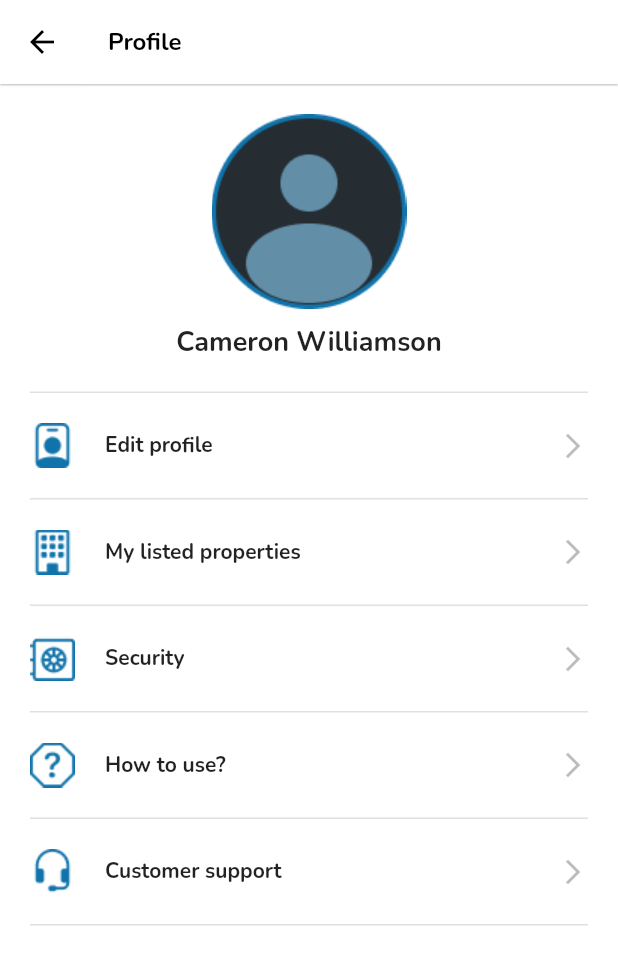
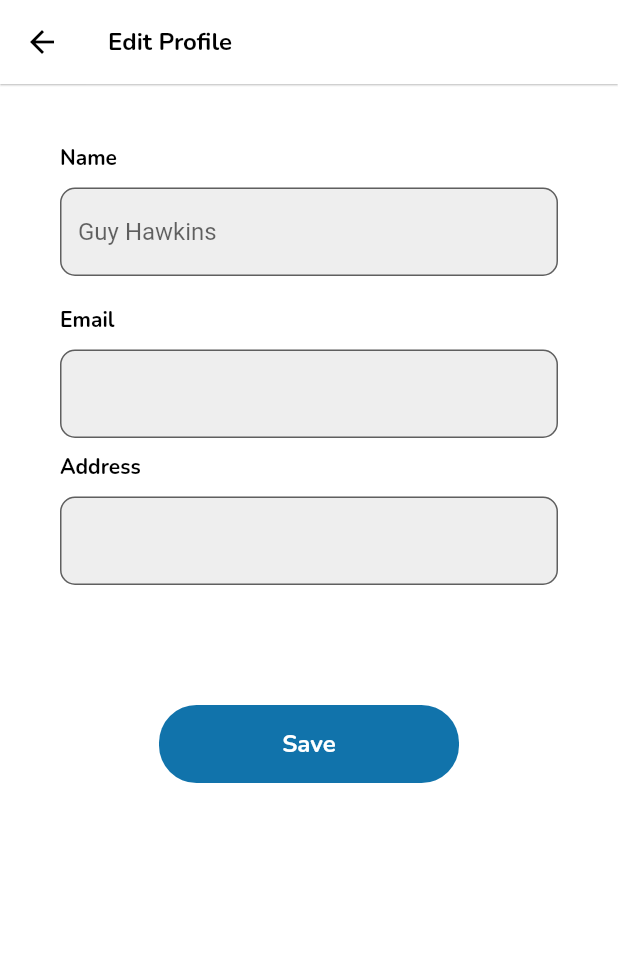
Before and after one commit to akpanphilip/pinearth, a Flutter app: the ProfileScreen screen opened directly, after a tap on "Edit profile", on a phone screen of 412 x 824 dp. Shown: the top 965 px of the screen. Run offline on Flutter 3.47's test engine with Material 2 defaults, Android fonts, the light colour scheme and no system bars; our stand-ins replace animated_bottom_navigation_bar, flutter_svg, get, google_fonts, iconly, page_transition and 1 more.

Commit message:
added edit  profile screen

```diff
--- /dev/null
+++ b/pinearth/lib/screens/edit_profile_screen.dart
@@ -0,0 +1,85 @@
+// ignore_for_file: prefer_const_constructors, prefer_const_literals_to_create_immutables
+
+import 'package:flutter/material.dart';
+import 'package:google_fonts/google_fonts.dart';
+
+import '../custom_widgets/custom_widgets.dart';
+import 'profile_screen.dart';
+
+class EditProfile extends StatefulWidget {
+  const EditProfile({super.key});
+
+  @override
+  State<EditProfile> createState() => _EditProfileState();
+}
+
+class _EditProfileState extends State<EditProfile> {
+  @override
+  Widget build(BuildContext context) {
+    return Scaffold(
+      backgroundColor: Colors.white,
+      appBar: AppBar(
+        backgroundColor: Colors.white,
+        iconTheme: IconThemeData(
+          color: Colors.black, // Set the desired color here
+        ),
+        title: AppbarTitle(
+          text: 'Edit Profile',
+        ),
+        centerTitle: false,
+        elevation: 0.5,
+      ),
+      body: SafeArea(
+          child: SingleChildScrollView(
+        child: Padding(
+          padding: const EdgeInsets.symmetric(horizontal: 40, vertical: 40),
+          child: Column(
+            crossAxisAlignment: CrossAxisAlignment.start,
+            children: [
+              LabelTitle(text: 'Name'),
+              SizedBox(height: 10),
+              CustomTextField(obscureText: false, hintText: 'Guy Hawkins'),
+              SizedBox(height: 20),
+              LabelTitle(text: 'Email'),
+              SizedBox(height: 10),
+              CustomTextField(obscureText: false, hintText: ''),
+              SizedBox(height: 10),
+              LabelTitle(text: 'Address'),
+              SizedBox(height: 10),
+              CustomTextField(obscureText: false, hintText: ''),
+              SizedBox(height: 80),
+              Center(
+                child: SizedBox(
+                  width: 200,
+                  child: ElevatedButton(
+                      style: ElevatedButton.styleFrom(
+                          elevation: 0,
+                          backgroundColor: Color(0xff1173AB),
+                          shape: RoundedRectangleBorder(
+                              borderRadius: BorderRadius.circular(25))),
+                      onPressed: () {
+                        Navigator.push(
+                          context,
+                          MaterialPageRoute(
+                              builder: (context) => ProfileScreen()),
+                        );
+                      },
+                      child: Padding(
+                        padding: const EdgeInsets.all(15.0),
+                        child: Text(
+                          'Save',
+                          style: GoogleFonts.nunito(
+                              fontSize: 16,
+                              color: Colors.white,
+                              fontWeight: FontWeight.w700),
+                        ),
+                      )),
+                ),
+              ),
+            ],
+          ),
+        ),
+      )),
+    );
+  }
+}
--- a/pinearth/lib/screens/profile_screen.dart
+++ b/pinearth/lib/screens/profile_screen.dart
@@ -2,6 +2,7 @@
 
 import 'package:flutter/material.dart';
 import 'package:google_fonts/google_fonts.dart';
+import 'package:pinearth/screens/edit_profile_screen.dart';
 
 import '../custom_widgets/custom_widgets.dart';
 
@@ -47,7 +48,7 @@ class _ProfileScreenState extends State<ProfileScreen> {
                   onTap: () {
                     Navigator.push(
                       context,
-                      MaterialPageRoute(builder: (context) => ProfileScreen()),
+                      MaterialPageRoute(builder: (context) => EditProfile()),
                     );
                   },
                   child: Container(
```
